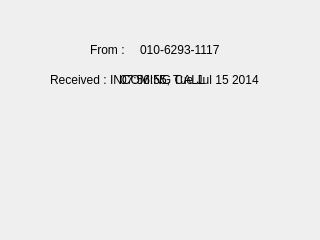
Above: callinfo.ui from john1117/opi_watch before the change. Below: the same form after it.
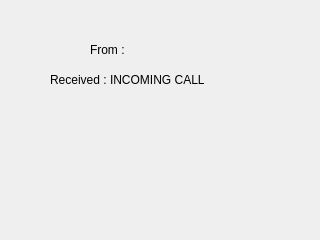
That is the form after the change.

What changed in the file:
```diff
--- a/callinfo.ui
+++ b/callinfo.ui
@@ -48,7 +48,7 @@
     </size>
    </property>
    <property name="text">
-    <string>07:56:55, Tue Jul 15 2014</string>
+    <string/>
    </property>
    <property name="alignment">
     <set>Qt::AlignLeading|Qt::AlignLeft|Qt::AlignVCenter</set>
@@ -89,7 +89,7 @@
     </sizepolicy>
    </property>
    <property name="text">
-    <string>010-6293-1117</string>
+    <string/>
    </property>
   </widget>
   <widget class="QLabel" name="label">
```
